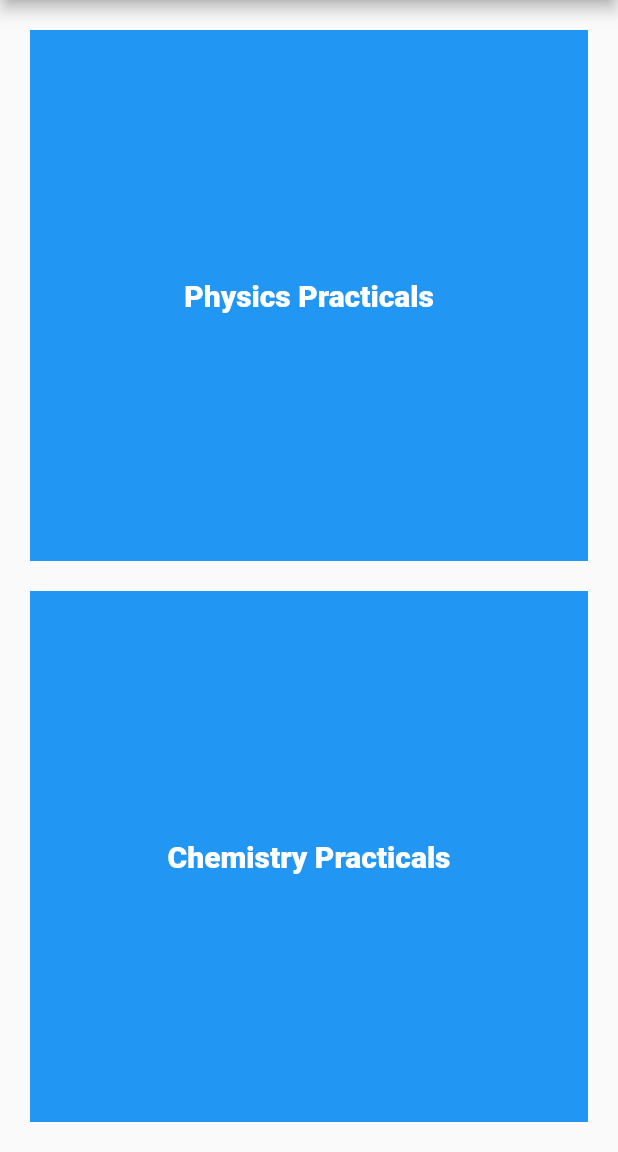
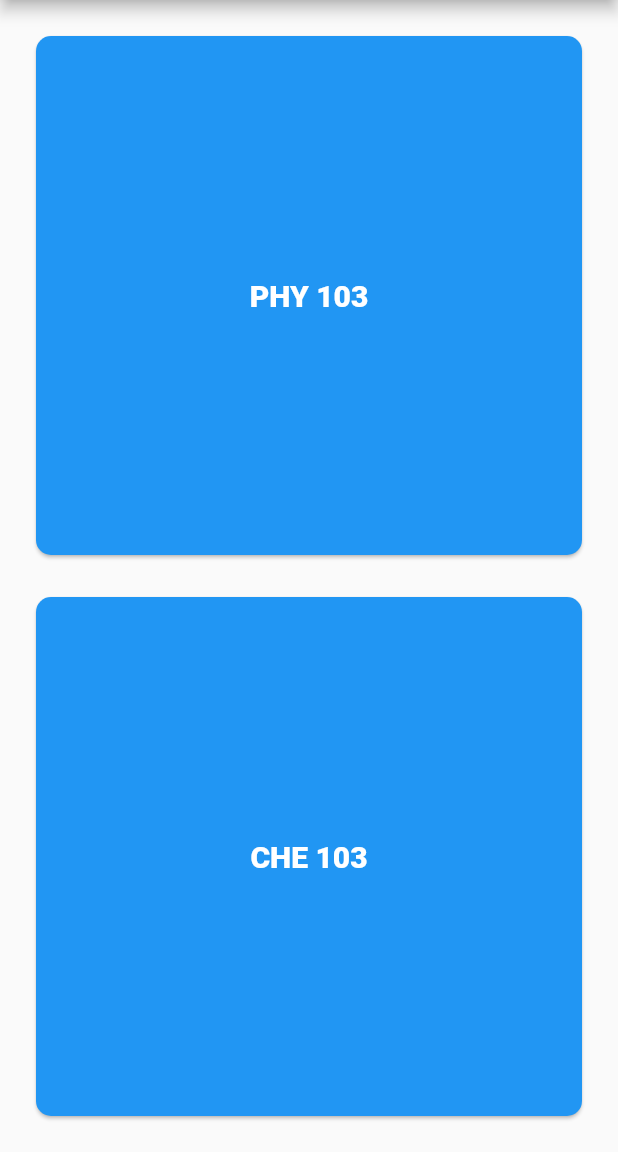
Before and after one commit to Marquis-Boire/GrandPa, a Flutter app: the screen it shows after launch, after a tap on "Level 100", on a phone screen of 412 x 824 dp, the part 84-1236 px from its top. Run offline on Flutter 3.47's test engine with Material 2 defaults, Android fonts, the phone set to English and light mode, and no system bars.

Commit message:
added app drawer

```diff
--- a/lib/screens/courses_screen.dart
+++ b/lib/screens/courses_screen.dart
@@ -17,11 +17,11 @@ class CoursesScreen extends StatelessWidget {
         margin: EdgeInsets.all(20.0),
         child: Column(
           children: <Widget>[
-            _content(context, 'Physics Practicals'),
+            _content(context, 'PHY 103'),
             SizedBox(
               height: 20.0,
             ),
-            _content(context, 'Chemistry Practicals'),
+            _content(context, 'CHE 103'),
           ],
         ),
       ),
@@ -31,6 +31,11 @@ class CoursesScreen extends StatelessWidget {
 
 Widget _content(BuildContext context, String title) {
   return Expanded(
+    child: Card(
+      shape: RoundedRectangleBorder(
+        borderRadius: BorderRadius.circular(10.0),
+      ),
+      color: Colors.blue,
       child: InkWell(
         onTap: () {
           Navigator.of(context).pushNamed(PracticalScreen.routeName);
@@ -38,7 +43,6 @@ Widget _content(BuildContext context, String title) {
         child: Container(
           alignment: Alignment.center,
           width: double.infinity,
-        color: Colors.blue,
           height: 200.0,
           child: Text(
             title,
@@ -46,5 +50,6 @@ Widget _content(BuildContext context, String title) {
           ),
         ),
       ),
+    ),
   );
 }
--- a/lib/screens/home_screen.dart
+++ b/lib/screens/home_screen.dart
@@ -2,6 +2,7 @@ import 'package:flutter/material.dart';
 
 import '../constants/constants.dart';
 import '../screens/courses_screen.dart';
+import '../widgets/app_drawer.dart';
 
 class HomeScreen extends StatelessWidget {
   static const routeName = '/';
@@ -11,87 +12,25 @@ class HomeScreen extends StatelessWidget {
       appBar: AppBar(
         title: Text('GrandPa'),
       ),
+      drawer: AppDrawer(),
       body: Container(
         margin: EdgeInsets.all(20.0),
         child: Column(
+          mainAxisAlignment: MainAxisAlignment.center,
           children: <Widget>[
             Row(
               children: <Widget>[
-                Expanded(
-                  child: InkWell(
-                    onTap: () {
-                      Navigator.of(context).pushNamed(CoursesScreen.routeName,
-                          arguments: 'level 100');
-                    },
-                    child: Container(
-                      height: 200,
-                      color: Colors.blue,
-                      alignment: Alignment.center,
-                      child: Text(
-                        'Level 100',
-                        style: kLevelTextStyle,
-                      ),
-                    ),
-                  ),
-                ),
+                _expandedCard(context, 'Level 100'),
                 SizedBox(width: 20.0),
-                Expanded(
-                  child: InkWell(
-                    onTap: () {
-                      Navigator.of(context).pushNamed(CoursesScreen.routeName,
-                          arguments: 'level 200');
-                    },
-                    child: Container(
-                      height: 200,
-                      color: Colors.blue,
-                      alignment: Alignment.center,
-                      child: Text(
-                        'Level 200',
-                        style: kLevelTextStyle,
-                      ),
-                    ),
-                  ),
-                ),
+                _expandedCard(context, 'Level 200'),
               ],
             ),
             SizedBox(height: 20.0),
             Row(
               children: <Widget>[
-                Expanded(
-                  child: InkWell(
-                    onTap: () {
-                      Navigator.of(context).pushNamed(CoursesScreen.routeName,
-                          arguments: 'level 300');
-                    },
-                    child: Container(
-                      height: 200,
-                      color: Colors.blue,
-                      alignment: Alignment.center,
-                      child: Text(
-                        'Level 300',
-                        style: kLevelTextStyle,
-                      ),
-                    ),
-                  ),
-                ),
+                _expandedCard(context, 'Level 300'),
                 SizedBox(width: 20.0),
-                Expanded(
-                  child: InkWell(
-                    onTap: () {
-                      Navigator.of(context).pushNamed(CoursesScreen.routeName,
-                          arguments: 'level 400');
-                    },
-                    child: Container(
-                      height: 200,
-                      color: Colors.blue,
-                      alignment: Alignment.center,
-                      child: Text(
-                        'Level 400',
-                        style: kLevelTextStyle,
-                      ),
-                    ),
-                  ),
-                ),
+                _expandedCard(context, 'Level 400'),
               ],
             ),
           ],
@@ -100,3 +39,29 @@ class HomeScreen extends StatelessWidget {
     );
   }
 }
+
+Widget _expandedCard(BuildContext context, String title) {
+  return Expanded(
+    child: InkWell(
+      onTap: () {
+        Navigator.of(context)
+            .pushNamed(CoursesScreen.routeName, arguments: 'level 100');
+      },
+      child: Card(
+        color: Colors.blue,
+        elevation: 6,
+        shape: RoundedRectangleBorder(
+          borderRadius: BorderRadius.circular(10),
+        ),
+        child: Container(
+          height: 200,
+          alignment: Alignment.center,
+          child: Text(
+            title,
+            style: kLevelTextStyle,
+          ),
+        ),
+      ),
+    ),
+  );
+}
--- a/lib/screens/practical_screen.dart
+++ b/lib/screens/practical_screen.dart
@@ -56,13 +56,18 @@ class PracticalScreen extends StatelessWidget {
 
 Widget _practical(String title) {
   return Expanded(
-    child: Container(
-      alignment: Alignment.center,
+    child: Card(
       color: Colors.blue,
-      height: 100.0,
-      child: Text(
-        title,
-        style: kLevelTextStyle,
+      shape: RoundedRectangleBorder(
+        borderRadius: BorderRadius.circular(10.0),
+      ),
+      child: Container(
+        alignment: Alignment.center,
+        height: 100.0,
+        child: Text(
+          title,
+          style: kLevelTextStyle,
+        ),
       ),
     ),
   );
--- /dev/null
+++ b/lib/widgets/app_drawer.dart
@@ -0,0 +1,33 @@
+import 'package:flutter/material.dart';
+
+class AppDrawer extends StatelessWidget {
+  @override
+  Widget build(BuildContext context) {
+    return SafeArea(
+      child: Container(
+        color: Colors.white,
+        width: 250.0,
+        child: Column(
+          children: <Widget>[
+            Container(
+              height: 200,
+              color: Colors.lightBlue,
+              child: Text('A SolveShare Production'),
+              alignment: Alignment.center,
+            ),
+            _drawerItem(Icons.save_alt, 'Saved Practicals'),
+          ],
+        ),
+      ),
+    );
+  }
+}
+
+Widget _drawerItem(IconData iconData, String title) {
+  return ListTile(
+    leading: Icon(
+      iconData,
+    ),
+    title: Text(title),
+  );
+}
```
Also changed, not shown: lib/screens/admin_auth_screen.dart (added), lib/screens/admin_panel.dart (added). Lines whose indentation alone changed are shown as unchanged.
